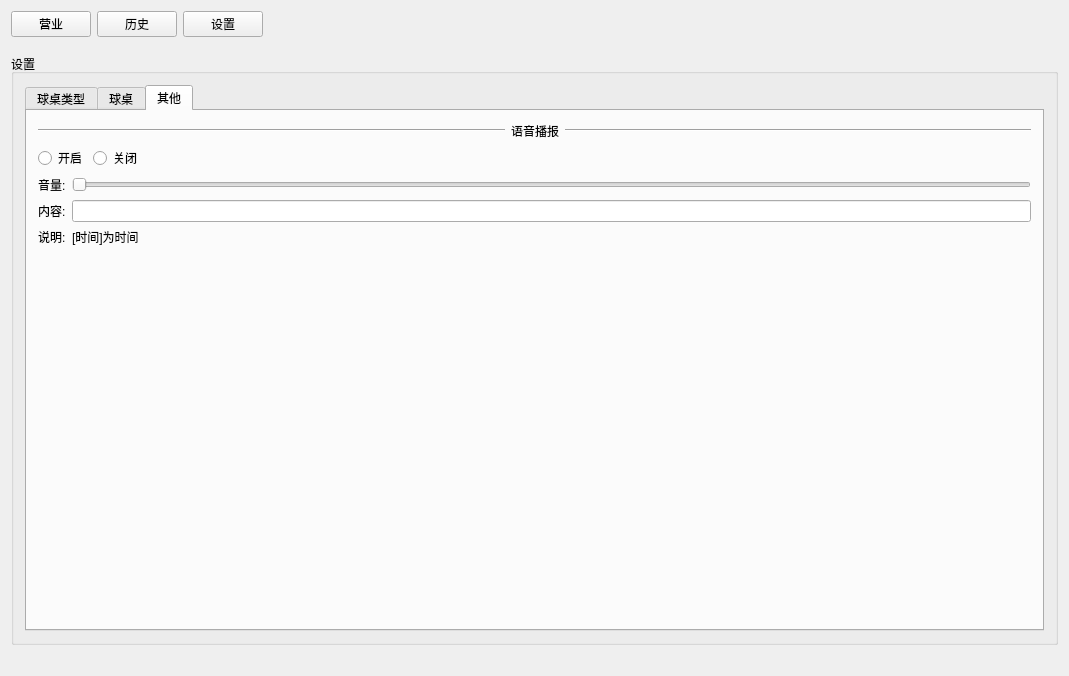
First picture: the form in BMS/BMS/bms.ui, repository toiime/BMS, before the edit.
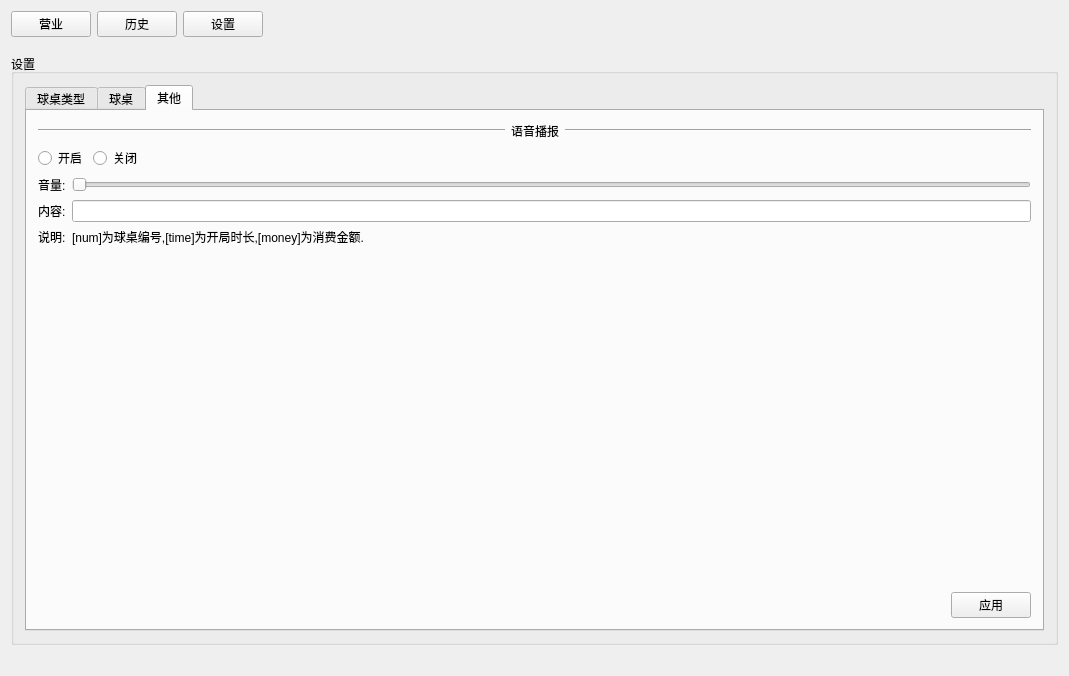
Second picture: the form after the edit. The open tabs and pages were chosen to show the change.

```diff
--- a/BMS/BMS/bms.ui
+++ b/BMS/BMS/bms.ui
@@ -419,7 +419,7 @@
                    </sizepolicy>
                   </property>
                   <property name="text">
-                   <string>[时间]为时间</string>
+                   <string>[num]为球桌编号,[time]为开局时长,[money]为消费金额.</string>
                   </property>
                  </widget>
                 </item>
@@ -438,6 +438,30 @@
                 </property>
                </spacer>
               </item>
+              <item>
+               <layout class="QHBoxLayout" name="horizontalLayout_15">
+                <item>
+                 <spacer name="horizontalSpacer_5">
+                  <property name="orientation">
+                   <enum>Qt::Horizontal</enum>
+                  </property>
+                  <property name="sizeHint" stdset="0">
+                   <size>
+                    <width>40</width>
+                    <height>20</height>
+                   </size>
+                  </property>
+                 </spacer>
+                </item>
+                <item>
+                 <widget class="QPushButton" name="pushButtonApply">
+                  <property name="text">
+                   <string>应用</string>
+                  </property>
+                 </widget>
+                </item>
+               </layout>
+              </item>
              </layout>
             </widget>
            </widget>
```
Left out of the diff: 16 changed lines with no effect on the pictures.
